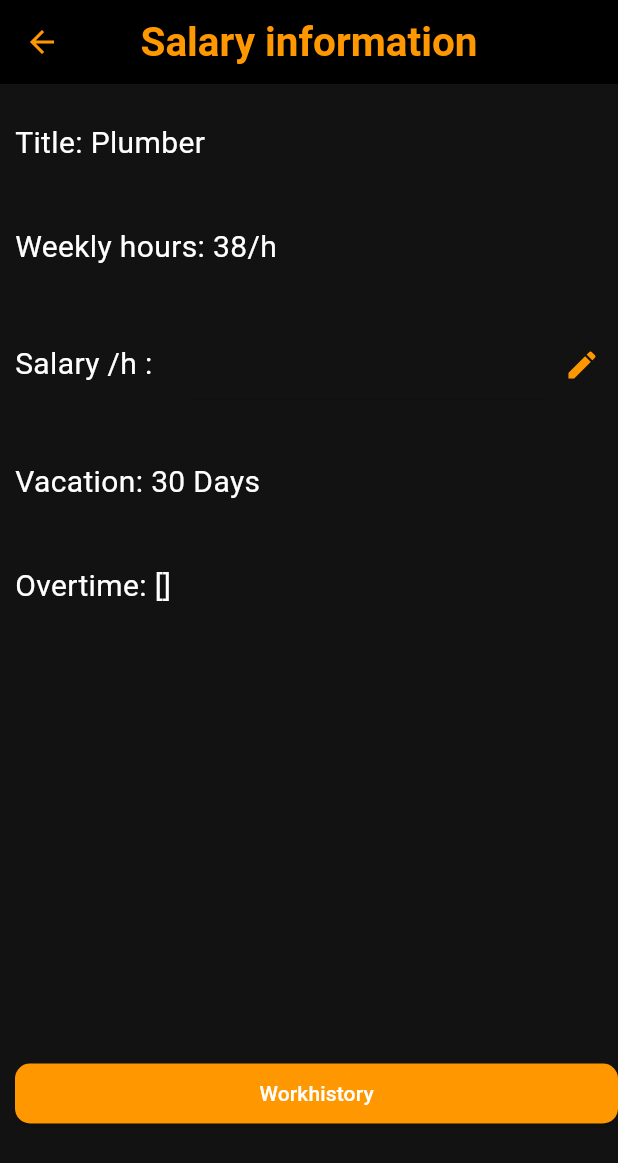
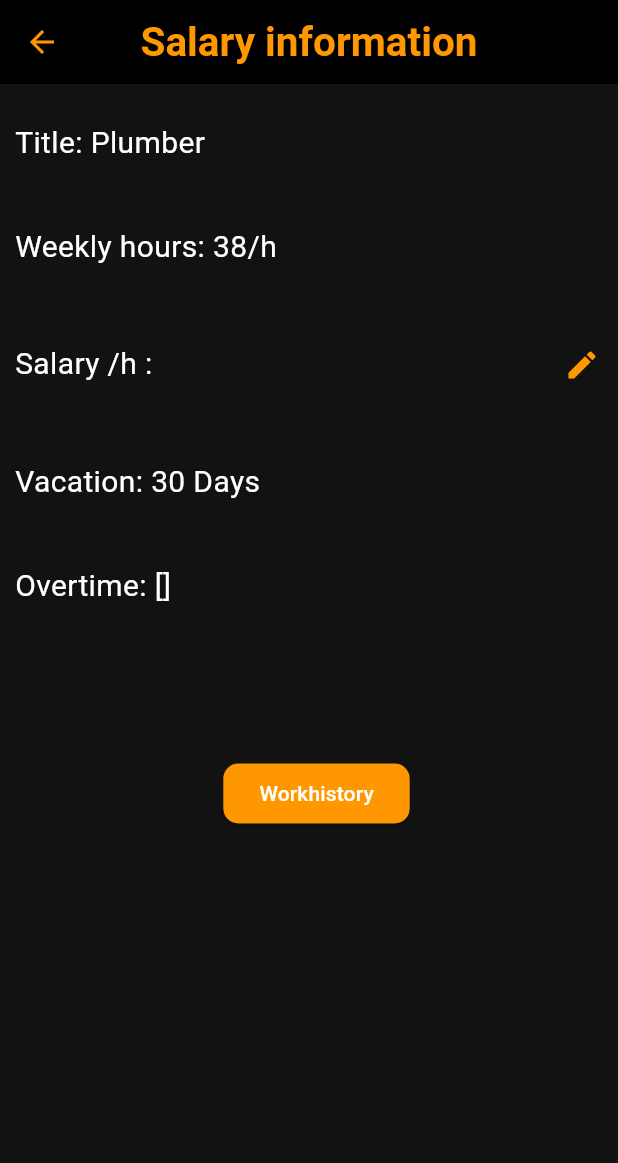
Before and after one commit to Sovellusprojektit/Kellokortti, a Flutter app: the HomePage screen opened by its route, after a tap on "Salary information", on a phone screen of 412 x 824 dp. Shown: the top 1163 px of the screen. Run offline on Flutter 3.47's test engine with Material 3 defaults, Android fonts, the phone set to English and light mode, and no system bars; our stand-ins replace cloud_firestore, firebase_auth, firebase_core, hive_flutter, syncfusion_flutter_calendar; accounts and stored records are empty; generated files the repository leaves out were written again.

Commit message:
guidePage + Workhistory button placement changes.

```diff
--- a/lib/pages/homepage.dart
+++ b/lib/pages/homepage.dart
@@ -77,9 +77,9 @@ class _HomePageState extends State<HomePage> {
               onTap: () => Navigator.pushNamed(context, route.calendarPage),
             ),
             ThemedListTile(
-              icon: Icons.message_rounded,
-              text: 'Messages',
-              onTap: () {}, //Navigator.pushNamed(context, route.messagePage),
+              icon: Icons.info_rounded,
+              text: 'Guide',
+              onTap: () => Navigator.pushNamed(context, route.guide),
             ),
             ThemedListTile(
               icon: Icons.payment_rounded,
--- a/lib/pages/salaryinfo.dart
+++ b/lib/pages/salaryinfo.dart
@@ -7,7 +7,6 @@ class SalaryInfo extends StatefulWidget {
   final bool isWeb;
 
   const SalaryInfo({super.key, required this.isWeb});
-
 
   @override
   State<SalaryInfo> createState() => _SalaryInfoState();
@@ -178,13 +177,16 @@ class _SalaryInfoState extends State<SalaryInfo> {
                   ],
                 ),
                 const SizedBox(
-                  height: 300,
+                  height: 100,
                 ),
-                ElevatedButton(
-                  onPressed: () {
-                    Navigator.pushNamed(context, route.workHistory);
-                  },
-                  child: const Text("Workhistory"),
+                Align(
+                  alignment: const Alignment(0, 0.8),
+                  child: ElevatedButton(
+                    onPressed: () {
+                      Navigator.pushNamed(context, route.workHistory);
+                    },
+                    child: const Text("Workhistory"),
+                  ),
                 ),
               ],
             ),
--- a/lib/utility/router.dart
+++ b/lib/utility/router.dart
@@ -13,6 +13,7 @@ import '../pages/add_events_page.dart';
 import '../pages/calendar_page.dart';
 import '../pages/salaryinfo.dart';
 import '../pages/workHistory.dart';
+import '../pages/guide.dart';
 
 const String homePage = '/';
 const String loginPage = '/login';
@@ -28,6 +29,7 @@ const String addEvent = '/addEvent';
 const String calendarPage = '/calendarPage';
 const String salaryInfo = '/salaryInfo';
 const String workHistory = '/workHistory';
+const String guide = '/guide';
 
 Route<dynamic> controller(RouteSettings destination, {required bool isWeb}) {
   switch (destination.name) {
@@ -70,6 +72,8 @@ Route<dynamic> controller(RouteSettings destination, {required bool isWeb}) {
       return MaterialPageRoute(builder: (context) => SalaryInfo(isWeb: isWeb));
     case workHistory:
       return MaterialPageRoute(builder: (context) => Workhistory(isWeb: isWeb));
+    case guide:
+      return MaterialPageRoute(builder: (context) => Guide(isWeb: isWeb));
 
     default:
       throw ('This route does not exist');
```
Also changed, not shown: lib/pages/guide.dart (added, +81 -0 lines).
